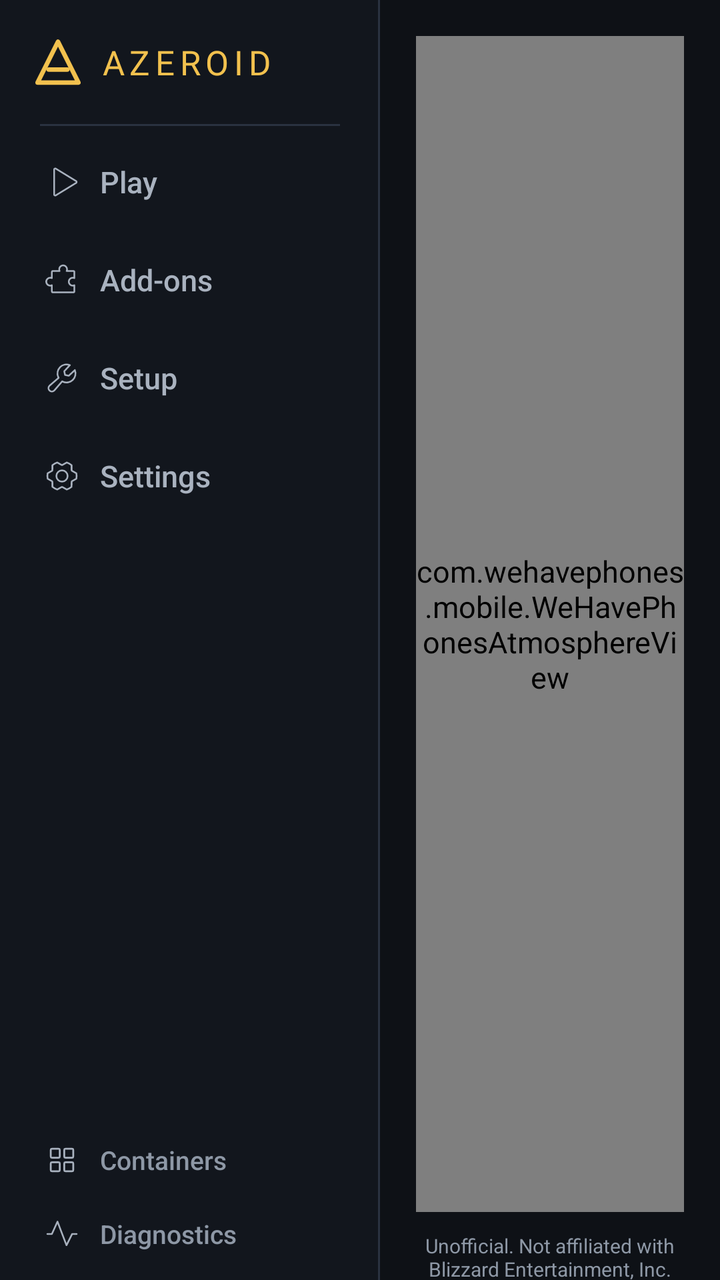
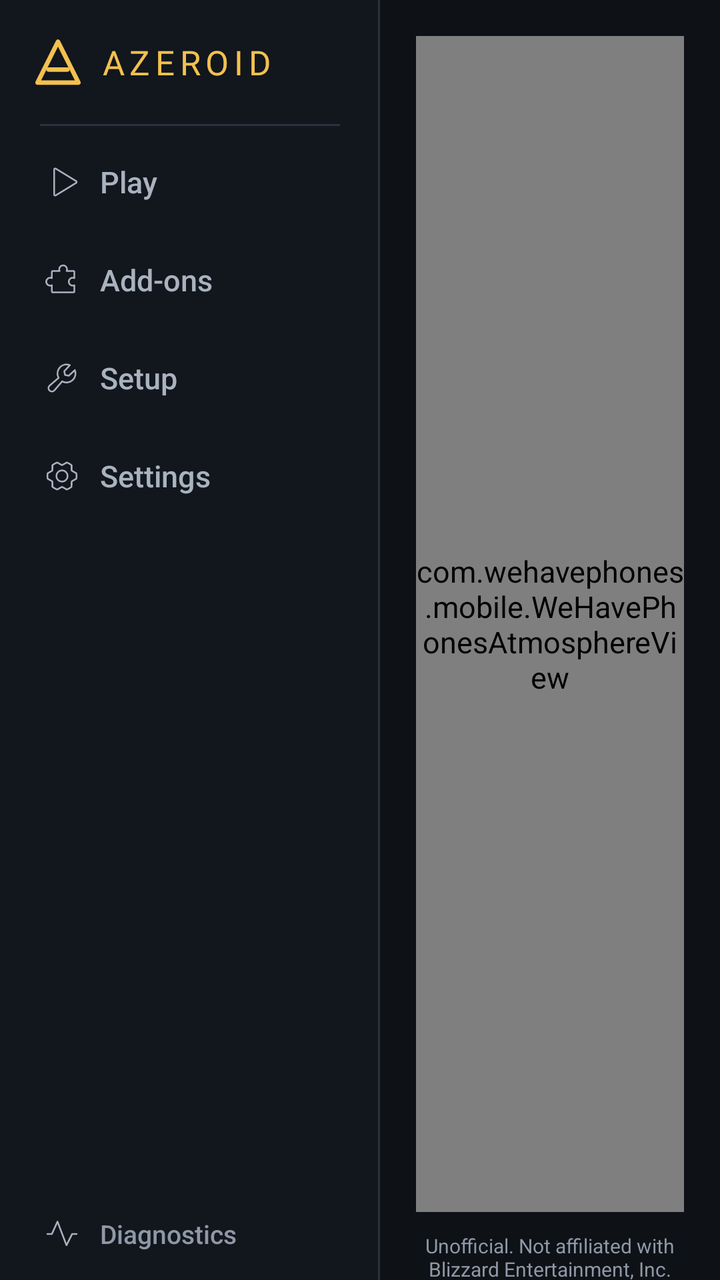

Screens rendered from an Android XML layout before and after an edit, with the pre-edit source and the edit as a unified diff.
<!-- AndroidManifest.xml: activity theme WeHavePhonesTheme -->
<!-- res/layout/activity_wehavephones.xml -->
<?xml version="1.0" encoding="utf-8"?>
<LinearLayout
    xmlns:android="http://schemas.android.com/apk/res/android"
    android:layout_width="match_parent"
    android:layout_height="match_parent"
    android:fitsSystemWindows="true"
    android:orientation="horizontal"
    android:background="@drawable/wehavephones_screen_background">
    <ScrollView
        android:id="@+id/WeHavePhonesRail"
        android:layout_width="190dp"
        android:layout_height="match_parent"
        android:background="@drawable/wehavephones_rail_background"
        android:elevation="0dp"
        android:fillViewport="true"
        android:scrollbars="none">
        <LinearLayout
            android:layout_width="match_parent"
            android:layout_height="wrap_content"
            android:orientation="vertical"
            android:paddingTop="6dp"
            android:paddingBottom="6dp">
            <LinearLayout
                android:layout_width="match_parent"
                android:layout_height="52dp"
                android:orientation="horizontal"
                android:gravity="center_vertical"
                android:paddingLeft="16dp"
                android:paddingRight="10dp">
                <ImageView
                    android:layout_width="26dp"
                    android:layout_height="26dp"
                    android:src="@drawable/azeroid_mark"
                    android:importantForAccessibility="no" />
                <TextView
                    android:id="@+id/TVWeHavePhonesLogo"
                    style="@style/WeHavePhonesHeader"
                    android:paddingLeft="8dp"
                    android:letterSpacing="0.15"
                    android:text="@string/wehavephones_logo"
                    android:textAllCaps="true"
                    android:textSize="17sp"
                    android:fontFamily="@font/azeroid_display"
                    android:textColor="@color/wehavephones_accent"
                    android:layout_width="0dp"
                    android:layout_height="wrap_content"
                    android:layout_weight="1"
                    android:maxLines="2" />
            </LinearLayout>
            <ImageView
                style="@style/WeHavePhonesDivider"
                android:layout_marginLeft="20dp"
                android:layout_marginRight="20dp"
                android:layout_marginTop="4dp"
                android:layout_marginBottom="2dp"
                android:layout_height="1dp" />
            <TextView
                android:id="@+id/RailPlay"
                style="@style/WeHavePhonesRailItem"
                android:drawableStart="@drawable/wehavephones_ic_play"
                android:text="@string/wehavephones_play" />
            <TextView
                android:id="@+id/RailAddons"
                style="@style/WeHavePhonesRailItem"
                android:drawableStart="@drawable/wehavephones_ic_addons"
                android:text="@string/wehavephones_addons" />
            <TextView
                android:id="@+id/RailSetup"
                style="@style/WeHavePhonesRailItem"
                android:drawableStart="@drawable/wehavephones_ic_setup"
                android:text="@string/wehavephones_setup_short" />
            <TextView
                android:id="@+id/RailSettings"
                style="@style/WeHavePhonesRailItem"
                android:drawableStart="@drawable/wehavephones_ic_settings"
                android:text="@string/wehavephones_settings" />
            <View
                android:layout_width="match_parent"
                android:layout_height="0dp"
                android:layout_weight="1"
                android:minHeight="4dp" />
            <TextView
                android:id="@+id/RailRuntime"
                style="@style/WeHavePhonesRailTool"
                android:drawableStart="@drawable/wehavephones_ic_runtime"
                android:text="@string/wehavephones_runtime" />
            <TextView
                android:id="@+id/RailDiagnostics"
                style="@style/WeHavePhonesRailTool"
                android:drawableStart="@drawable/wehavephones_ic_diagnostics"
                android:text="@string/wehavephones_diagnostics" />
        </LinearLayout>
    </ScrollView>
    <LinearLayout
        android:layout_width="0dp"
        android:layout_height="match_parent"
        android:layout_weight="1"
        android:orientation="vertical"
        android:paddingLeft="8dp"
        android:paddingRight="8dp"
        android:paddingTop="8dp">
        <FrameLayout
            android:layout_width="match_parent"
            android:layout_height="0dp"
            android:layout_weight="1"
            android:background="@drawable/wehavephones_lcd_frame"
            android:padding="10dp">
            <com.wehavephones.mobile.WeHavePhonesAtmosphereView
                android:id="@+id/VAtmosphere"
                android:layout_width="match_parent"
                android:layout_height="match_parent" />
            <FrameLayout
                android:id="@+id/FLWeHavePhonesScreen"
                android:layout_width="match_parent"
                android:layout_height="match_parent" />
        </FrameLayout>
        <TextView
            android:layout_width="match_parent"
            android:layout_height="24dp"
            android:gravity="center"
            android:fontFamily="sans-serif"
            android:text="@string/wehavephones_disclaimer"
            android:textColor="#8E98A6"
            android:textSize="10sp" />
    </LinearLayout>
</LinearLayout>
<!-- resources referenced by this layout -->
<resources>
  <color name="wehavephones_accent">#F2C14E</color>
  <!-- drawable wehavephones_lcd_frame (drawable) -->
  <?xml version="1.0" encoding="utf-8"?>
  <shape xmlns:android="http://schemas.android.com/apk/res/android" android:shape="rectangle">
      <corners android:radius="0dp" />
      <solid android:color="#0E1116" />
  </shape>
  <!-- drawable wehavephones_screen_background (drawable) -->
  <?xml version="1.0" encoding="utf-8"?>
  <shape xmlns:android="http://schemas.android.com/apk/res/android" android:shape="rectangle">
      <corners android:radius="0dp" />
      <solid android:color="#0E1116" />
  </shape>
  <string name="wehavephones_addons">Add-ons</string>
  <string name="wehavephones_diagnostics">Diagnostics</string>
  <string name="wehavephones_disclaimer">Unofficial. Not affiliated with Blizzard Entertainment, Inc.</string>
  <string name="wehavephones_logo">Azeroid</string>
  <string name="wehavephones_play">Play</string>
  <string name="wehavephones_runtime">Containers</string>
  <string name="wehavephones_settings">Settings</string>
  <string name="wehavephones_setup_short">Setup</string>
  <style name="WeHavePhonesRailTool" parent="WeHavePhonesRailItem">
          <item name="android:layout_height">34dp</item>
          <item name="android:textSize">13sp</item>
          <item name="android:textColor">@color/wehavephones_rail_tool_text</item>
      </style>
  <!-- drawable wehavephones_divider (drawable) -->
  <?xml version="1.0" encoding="utf-8"?>
  <shape xmlns:android="http://schemas.android.com/apk/res/android" android:shape="rectangle">
      <size android:height="1dp" />
      <solid android:color="#2A3240" />
  </shape>
  <color name="wehavephones_text_title">#F2C14E</color>
  <color name="wehavephones_background">#0E1116</color>
  <color name="wehavephones_surface">#181D26</color>
  <color name="wehavephones_text">#E8ECF2</color>
  <color name="wehavephones_text_dim">#A9B2BF</color>
  <style name="WeHavePhonesTextView" parent="@android:style/Widget.TextView">
          <item name="android:fontFamily">sans-serif</item>
          <item name="android:textColor">@color/wehavephones_text</item>
          <item name="android:textSize">15sp</item>
      </style>
  <!-- drawable azeroid_rail_selected (drawable) -->
  <?xml version="1.0" encoding="utf-8"?>
  <shape xmlns:android="http://schemas.android.com/apk/res/android" android:shape="rectangle">
      <corners android:radius="12dp" />
      <solid android:color="#1F2632" />
  </shape>
  <!-- drawable azeroid_rail_pressed (drawable) -->
  <?xml version="1.0" encoding="utf-8"?>
  <shape xmlns:android="http://schemas.android.com/apk/res/android" android:shape="rectangle">
      <corners android:radius="12dp" />
      <solid android:color="#1A2029" />
  </shape>
  <!-- drawable wehavephones_rail_key (drawable) -->
  <?xml version="1.0" encoding="utf-8"?>
  <shape xmlns:android="http://schemas.android.com/apk/res/android" android:shape="rectangle">
      <corners android:radius="12dp" />
      <solid android:color="#00000000" />
  </shape>
  <color name="wehavephones_key_text">#231A00</color>
  <!-- drawable wehavephones_button_primary_disabled (drawable) -->
  <?xml version="1.0" encoding="utf-8"?>
  <shape xmlns:android="http://schemas.android.com/apk/res/android" android:shape="rectangle">
      <corners android:radius="14dp" />
      <solid android:color="#6B5A2E" />
  </shape>
  <!-- drawable wehavephones_button_primary_pressed (drawable) -->
  <?xml version="1.0" encoding="utf-8"?>
  <shape xmlns:android="http://schemas.android.com/apk/res/android" android:shape="rectangle">
      <corners android:radius="14dp" />
      <solid android:color="#D9AA3C" />
  </shape>
  <!-- drawable wehavephones_button_primary_normal (drawable) -->
  <?xml version="1.0" encoding="utf-8"?>
  <shape xmlns:android="http://schemas.android.com/apk/res/android" android:shape="rectangle">
      <corners android:radius="14dp" />
      <solid android:color="#F2C14E" />
  </shape>
  <!-- unchanged entries left out for length: 25 -->
</resources>

<!-- the commit's change to res/layout/activity_wehavephones.xml (unified diff, before → after) -->
@@ -82,6 +82,7 @@
             <TextView
                 android:id="@+id/RailRuntime"
                 style="@style/WeHavePhonesRailTool"
+                android:visibility="gone"
                 android:drawableStart="@drawable/wehavephones_ic_runtime"
                 android:text="@string/wehavephones_runtime" />
             <TextView
